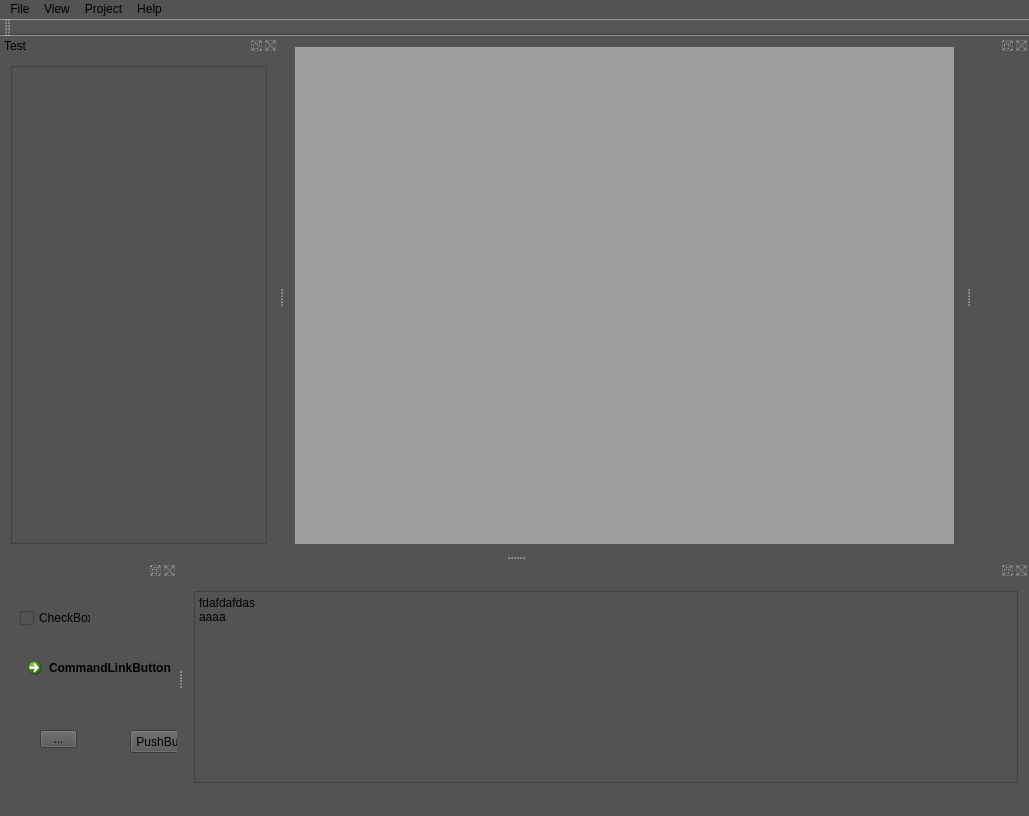
Old version of the form labs/cpp/QTEditor/QTEditor/qteditor.ui in the repository lythm/orb3d.
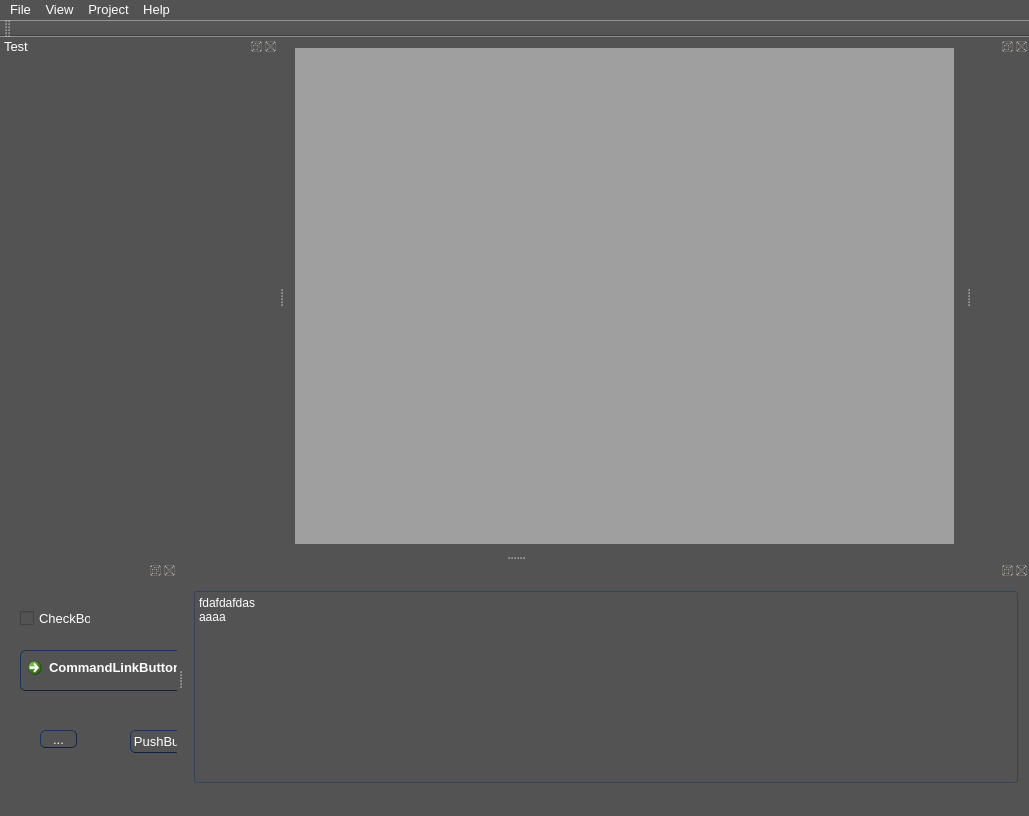
New version of the form. Icons and pictures are not drawn.

Patch:
```diff
--- a/labs/cpp/QTEditor/QTEditor/qteditor.ui
+++ b/labs/cpp/QTEditor/QTEditor/qteditor.ui
@@ -22,9 +22,9 @@
      <colorrole role="WindowText">
       <brush brushstyle="SolidPattern">
        <color alpha="255">
-        <red>213</red>
-        <green>213</green>
-        <blue>213</blue>
+        <red>255</red>
+        <green>255</green>
+        <blue>255</blue>
        </color>
       </brush>
      </colorrole>
@@ -40,18 +40,18 @@
      <colorrole role="Text">
       <brush brushstyle="SolidPattern">
        <color alpha="255">
-        <red>177</red>
-        <green>177</green>
-        <blue>177</blue>
+        <red>255</red>
+        <green>255</green>
+        <blue>255</blue>
        </color>
       </brush>
      </colorrole>
      <colorrole role="ButtonText">
       <brush brushstyle="SolidPattern">
        <color alpha="255">
-        <red>158</red>
-        <green>158</green>
-        <blue>158</blue>
+        <red>255</red>
+        <green>255</green>
+        <blue>255</blue>
        </color>
       </brush>
      </colorrole>
@@ -78,9 +78,9 @@
      <colorrole role="WindowText">
       <brush brushstyle="SolidPattern">
        <color alpha="255">
-        <red>213</red>
-        <green>213</green>
-        <blue>213</blue>
+        <red>255</red>
+        <green>255</green>
+        <blue>255</blue>
        </color>
       </brush>
      </colorrole>
@@ -96,18 +96,18 @@
      <colorrole role="Text">
       <brush brushstyle="SolidPattern">
        <color alpha="255">
-        <red>177</red>
-        <green>177</green>
-        <blue>177</blue>
+        <red>255</red>
+        <green>255</green>
+        <blue>255</blue>
        </color>
       </brush>
      </colorrole>
      <colorrole role="ButtonText">
       <brush brushstyle="SolidPattern">
        <color alpha="255">
-        <red>158</red>
-        <green>158</green>
-        <blue>158</blue>
+        <red>255</red>
+        <green>255</green>
+        <blue>255</blue>
        </color>
       </brush>
      </colorrole>
@@ -134,9 +134,9 @@
      <colorrole role="WindowText">
       <brush brushstyle="SolidPattern">
        <color alpha="255">
-        <red>120</red>
-        <green>120</green>
-        <blue>120</blue>
+        <red>255</red>
+        <green>255</green>
+        <blue>255</blue>
        </color>
       </brush>
      </colorrole>
@@ -152,18 +152,18 @@
      <colorrole role="Text">
       <brush brushstyle="SolidPattern">
        <color alpha="255">
-        <red>120</red>
-        <green>120</green>
-        <blue>120</blue>
+        <red>255</red>
+        <green>255</green>
+        <blue>255</blue>
        </color>
       </brush>
      </colorrole>
      <colorrole role="ButtonText">
       <brush brushstyle="SolidPattern">
        <color alpha="255">
-        <red>120</red>
-        <green>120</green>
-        <blue>120</blue>
+        <red>255</red>
+        <green>255</green>
+        <blue>255</blue>
        </color>
       </brush>
      </colorrole>
@@ -192,7 +192,239 @@
    <string>QTEditor</string>
   </property>
   <property name="styleSheet">
-   <string notr="true">background-color: rgb(83, 83, 83);</string>
+   <string notr="true">*{  
+  font-size:13px;  
+  color:white;  
+  font-family:&quot;宋体&quot;;  
+}  
+CallWidget QLineEdit#telEdt  
+{  
+  font-size:24px;  
+}  
+
+QWidget{  
+    background:#535353
+}  
+QLabel{  
+   background:transparent;  
+}  
+DailForm QLineEdit#phoneLineEdt{  
+  font-size:36px;  
+  font-weight: bold;  
+}  
+QPushButton,QToolButton{  
+    background: qlineargradient(x1: 0, y1: 0, x2: 0, y2: 1,  
+                                 stop: 0 #5B5F5F, stop: 0.5 #0C2436,  
+                                 stop: 1.0 #27405A);  
+    border-style: outset;  
+    border-width: 1px;  
+    border-radius: 5px;  
+    border-color: #11223F;  
+    padding: 1px;  
+	flat:true;
+}  
+QPushButton::hover,QToolButton::hover{  
+    background: qlineargradient(x1: 0, y1: 0, x2: 0, y2: 1,  
+                                 stop: 0 #758385, stop: 0.5 #122C39,  
+                                 stop: 1.0 #0E7788);  
+    border-color: #11505C;  
+}  
+QPushButton::pressed,QToolButton::pressed{  
+    background: qlineargradient(x1: 0, y1: 0, x2: 0, y2: 1,  
+                                 stop: 0 #969B9C, stop: 0.5 #16354B,  
+                                 stop: 1.0 #244F76);  
+    border-color: #11505C;  
+}  
+QPushButton::disabled,QToolButton::disabled{  
+    background: qlineargradient(x1: 0, y1: 0, x2: 0, y2: 1,  
+                                 stop: 0 #282B2C, stop: 0.5 #09121A,  
+                                 stop: 1.0 #111D29);  
+    border-color: #0A1320;  
+    color:#6A6864;  
+}  
+QDialog QPushButton,QDialog QToolButton{  
+  min-width:30px;  
+  min-height:23px;  
+}  
+QToolButton[objectName=&quot;minimizeToolBtn&quot;] {  
+    background: transparent;  
+    border:none;  
+    image:url(qss/minimize.png)  
+}  
+QToolButton[objectName=&quot;minimizeToolBtn&quot;]:hover,QToolButton[objectName=&quot;minimizeToolBtn&quot;]:pressed {  
+    image:url(qss/minimize_hover.png)  
+}  
+QToolButton[objectName=&quot;maximizeToolBtn&quot;] {  
+    background: transparent;  
+    border:none;  
+    image:url(qss/maximize.png)  
+}  
+QToolButton[objectName=&quot;maximizeToolBtn&quot;]:hover,QToolButton[objectName=&quot;maximizeToolBtn&quot;]:pressed {  
+    image:url(qss/maximize_hover.png)  
+}  
+QToolButton[objectName=&quot;closeToolBtn&quot;],QToolButton[objectName=&quot;customCloseWindow&quot;] {  
+    background: transparent;  
+    border:none;  
+    image:url(qss/close.png)  
+}  
+QToolButton[objectName=&quot;closeToolBtn&quot;]:hover,QToolButton[objectName=&quot;closeToolBtn&quot;]:pressed{  
+    image:url(qss/close_hover.png)  
+}  
+QToolButton[objectName=&quot;customCloseWindow&quot;]:hover,QToolButton[objectName=&quot;customCloseWindow&quot;]:pressed{  
+    image:url(qss/close_hover.png)  
+}  
+QToolButton[objectName=&quot;titleSetUpToolBtn&quot;]{  
+    background: transparent;  
+    border:none;  
+    image:url(qss/setup.png)  
+}  
+DailForm QToolButton#oneToolBtn,QToolButton#OneToolBtn,QToolButton#twoToolBtn,QToolButton#threeToolBtn,  
+         QToolButton#fourToolBtn,QToolButton#fiveToolBtn,QToolButton#sixToolBtn,  
+         QToolButton#sevenToolBtn,QToolButton#eightToolBtn,QToolButton#nineToolBtn,  
+         QToolButton#starToolBtn,QToolButton#zeroToolBtn,QToolButton#sharpToolBtn {  
+    font-size:36px;  
+    border-radius: 10px;  
+}  
+DailForm QToolButton#delToolBtn{  
+    border-radius: 10px;  
+}  
+QFrame{  
+    border-color:#32435E;  
+    border-width:1px;  
+    border-radius: 3px;  
+}  
+QLineEdit,QTextEdit {  
+    border: 1px solid #32435E;  
+    border-radius: 3px;  
+    /* padding: 0 8px; */  
+    background: qlineargradient(x1: 0, y1: 0, x2: 0, y2: 1,  
+                                 stop: 0 #080B10,  
+                                 stop: 1.0 #212C3F);  
+    selection-background-color: #0A246A;  
+}  
+QLineEdit::hover{  
+  border-color:#5D8B9E;  
+}  
+QLineEdit[echoMode=&quot;3&quot;] {  
+     lineedit-password-character: 9679;  
+}  
+#QLineEdit:read-only {  
+     background: #543F7C;  
+}  
+QTabWidget::pane { /* The tab widget frame */  
+     border: 0px solid #32435E;  
+     position: absolute;  
+     left: -0.1em;  
+}  
+QTabWidget#MainTabWidget::tab-bar {  
+     left: -3px; /* move to the right by 5px */  
+}  
+QTabWidget#MainTabWidget QTabBar::tab {  
+     height: 14ex;  
+     width: 14ex;  
+}  
+QTabBar::tab {  
+     background: qlineargradient(x1: 0, y1: 0, x2: 0, y2: 1,  
+                                 stop: 0 #292F31, stop: 1 #0C131E);  
+}  
+QTabBar::tab:selected{  
+     background: qlineargradient(x1: 0, y1: 0, x2: 0, y2: 1,  
+                                 stop: 0 #113845,  stop: 1.0 #15A8FF);  
+}  
+QTabBar::tab:hover {  
+     background: qlineargradient(x1: 0, y1: 0, x2: 0, y2: 1,  
+                                 stop: 0 #113845,  stop: 1.0 #0E6F80);  
+}  
+#QTabBar::tab:selected {  
+     border-color: #32435E;  
+     border-right-color: #32435E; /* same as pane color */  
+}  
+#QTabBar::tab:!selected {  
+     margin-left: 2px; /* make non-selected tabs look smaller */  
+}  
+#QTabBar:tab:first:selected {  
+    margin-top: 0;  
+}  
+QTabBar:tab:last:selected {  
+    margin-right: 0;  
+}  
+QTabBar:tab:only-one {  
+     margin: 0;  
+}  
+QListWidget{  
+    border: 1px solid #32435E;  
+    background:#050609;  
+}  
+QListWidget::item:selected {  
+     /*border: 0px solid #33CCFF;*/  
+     border:none;  
+     background: qlineargradient(x1: 0, y1: 0, x2: 0, y2: 1,  
+                                 stop: 0 #6A848C,  stop: 1.0 #0F9EAF);  
+     padding:0px;  
+     margin:0px;  
+}  
+#QListWidget::item:selected:!active {  
+     border-width: 0px ;  
+}  
+#QListWidget::item:selected:active {  
+     border-width: 1px;  
+}  
+  
+QComboBox {  
+     border: 1px solid #32435E;  
+     border-radius: 3px;  
+     padding: 1px 18px 1px 3px;  
+     min-width: 6em;  
+}  
+QComboBox::hover{  
+  border-color:#5D8B9E;  
+}  
+QComboBox:editable {  
+     background: qlineargradient(x1: 0, y1: 0, x2: 0, y2: 1,  
+                                 stop: 0 #080B10,  
+                                 stop: 1.0 #212C3F);  
+}  
+QComboBox:!editable, QComboBox::drop-down:editable {  
+      background: qlineargradient(x1: 0, y1: 0, x2: 0, y2: 1,  
+                                 stop: 0 #080B10,  
+                                 stop: 1.0 #212C3F);  
+}  
+/* QComboBox gets the &quot;on&quot; state when the popup is open */  
+QComboBox:!editable:on, QComboBox::drop-down:editable:on {  
+     background: qlineargradient(x1: 0, y1: 0, x2: 0, y2: 1,  
+                                 stop: 0 #080B10,  
+                                 stop: 1.0 #212C3F);;  
+}  
+QComboBox:on { /* shift the text when the popup opens */  
+     padding-top: 3px;  
+     padding-left: 4px;  
+}  
+QComboBox::drop-down {  
+     subcontrol-origin: padding;  
+     subcontrol-position: top right;  
+     width: 15px;  
+     border-left-width: 1px;  
+     border-left-color: 32435E;  
+     border-left-style: solid; /* just a single line */  
+     border-top-right-radius: 3px; /* same radius as the QComboBox */  
+     border-bottom-right-radius: 3px;  
+}  
+QComboBox::down-arrow {  
+     image: url(qss/downarrow.png);  
+}  
+QComboBox::down-arrow:on { /* shift the arrow when popup is open */  
+     top: 1px;  
+     left: 1px;  
+}  
+QComboBox QAbstractItemView {  
+     border: 2px solid #32435E;  
+     selection-background-color: qlineargradient(x1: 0, y1: 0, x2: 0, y2: 1,  
+                                 stop: 0 #506B79,  
+                                 stop: 1.0 #0D95A6);  
+    background: qlineargradient(x1: 0, y1: 0, x2: 0, y2: 1,  
+                                 stop: 0 #1B2534, stop: 0.4 #010101,  
+                                 stop: 0.5 #000101, stop: 1.0 #1F2B3C);  
+}  </string>
   </property>
   <property name="documentMode">
    <bool>true</bool>
@@ -244,7 +476,7 @@
      <x>0</x>
      <y>0</y>
      <width>1029</width>
-     <height>23</height>
+     <height>19</height>
     </rect>
    </property>
    <widget class="QMenu" name="menuFile">
@@ -374,9 +606,9 @@
         <string>&lt;!DOCTYPE HTML PUBLIC &quot;-//W3C//DTD HTML 4.0//EN&quot; &quot;http://www.w3.org/TR/REC-html40/strict.dtd&quot;&gt;
 &lt;html&gt;&lt;head&gt;&lt;meta name=&quot;qrichtext&quot; content=&quot;1&quot; /&gt;&lt;style type=&quot;text/css&quot;&gt;
 p, li { white-space: pre-wrap; }
-&lt;/style&gt;&lt;/head&gt;&lt;body style=&quot; font-family:'SimSun'; font-size:9pt; font-weight:400; font-style:normal;&quot;&gt;
-&lt;p style=&quot; margin-top:0px; margin-bottom:0px; margin-left:0px; margin-right:0px; -qt-block-indent:0; text-indent:0px;&quot;&gt;fdafdafdas&lt;/p&gt;
-&lt;p style=&quot; margin-top:0px; margin-bottom:0px; margin-left:0px; margin-right:0px; -qt-block-indent:0; text-indent:0px;&quot;&gt;aaaa&lt;/p&gt;&lt;/body&gt;&lt;/html&gt;</string>
+&lt;/style&gt;&lt;/head&gt;&lt;body style=&quot; font-family:'宋体'; font-size:13px; font-weight:400; font-style:normal;&quot;&gt;
+&lt;p style=&quot; margin-top:0px; margin-bottom:0px; margin-left:0px; margin-right:0px; -qt-block-indent:0; text-indent:0px;&quot;&gt;&lt;span style=&quot; font-family:'SimSun'; font-size:9pt;&quot;&gt;fdafdafdas&lt;/span&gt;&lt;/p&gt;
+&lt;p style=&quot; margin-top:0px; margin-bottom:0px; margin-left:0px; margin-right:0px; -qt-block-indent:0; text-indent:0px;&quot;&gt;&lt;span style=&quot; font-family:'SimSun'; font-size:9pt;&quot;&gt;aaaa&lt;/span&gt;&lt;/p&gt;&lt;/body&gt;&lt;/html&gt;</string>
        </property>
       </widget>
      </item>
```
